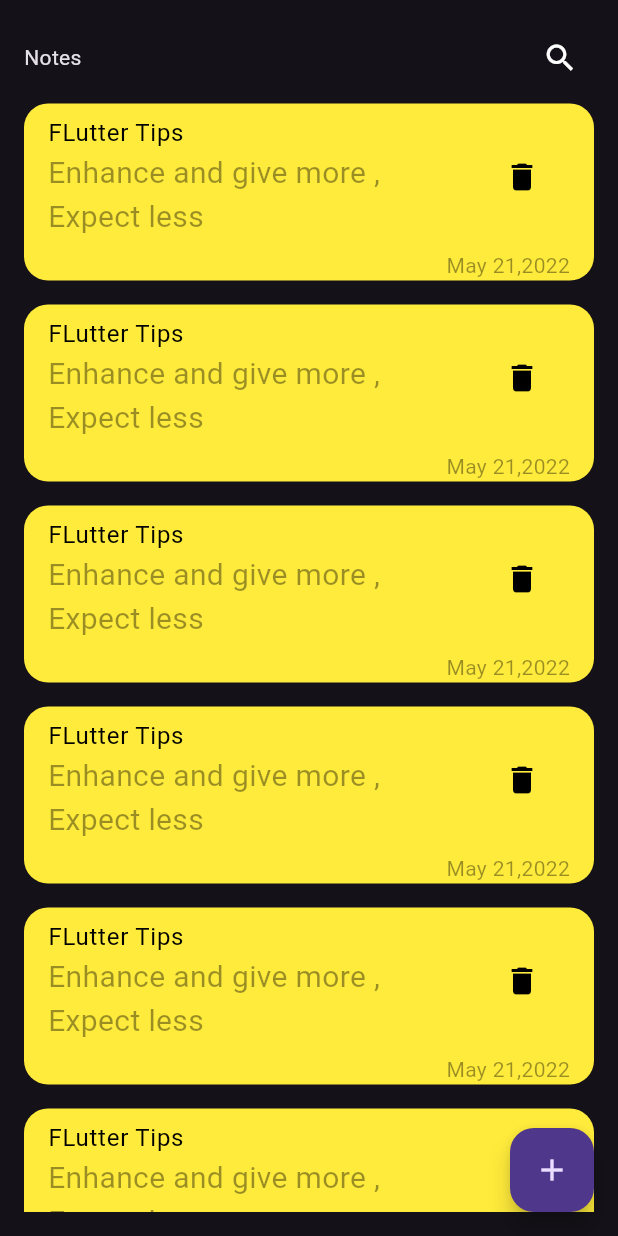
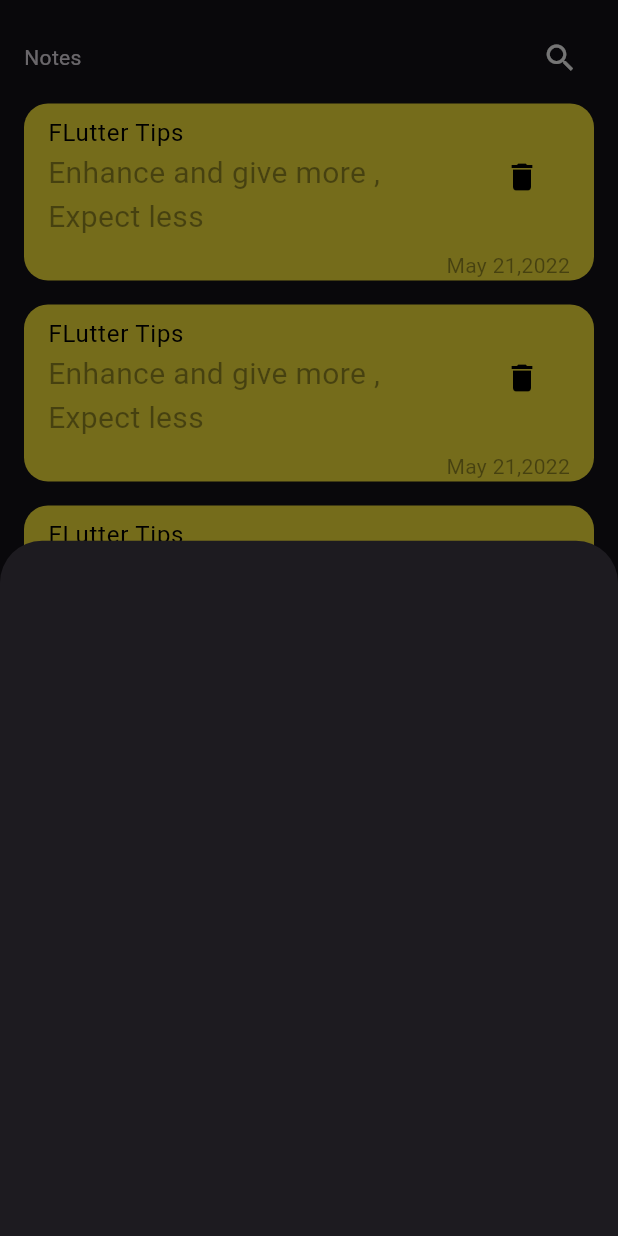
Before and after one commit to Mahmoudali17/Note-App, a Flutter app: the screen it shows after launch, after a tap on the "add" icon, on a phone screen of 412 x 824 dp. Run offline on Flutter 3.47's test engine with Material 3 defaults, Android fonts, the phone set to English and light mode, and no system bars; Roboto replaces fonts that are missing (Poppins).

Commit message:
Add Note Bottom Sheet

```diff
--- a/lib/Views/Home-View.dart
+++ b/lib/Views/Home-View.dart
@@ -1,6 +1,7 @@
 import 'package:flutter/cupertino.dart';
 import 'package:flutter/material.dart';
 import 'package:note_app_test/Widgets/Custom_Note_Item.dart';
+import '../Widgets/Add_Note_Bottom_Sheet.dart';
 import '../Widgets/Custom_App_Bar.dart';
 import '../Widgets/Note_Item_Builder.dart';
 
@@ -8,7 +9,13 @@ class HomeView extends StatelessWidget{
   @override
   Widget build(BuildContext context) {
    return Scaffold(
-     floatingActionButton: FloatingActionButton(onPressed: (){} , child: const Icon(Icons.add),),
+     floatingActionButton: FloatingActionButton(onPressed: (){
+       showModalBottomSheet(context: context, builder: (context){
+         return AddNoteBottomSheet();
+       });
+     } ,
+       child: const Icon(Icons.add),
+     ),
     body:
      Padding(
        padding: const EdgeInsets.all(16),
--- /dev/null
+++ b/lib/Widgets/Add_Note_Bottom_Sheet.dart
@@ -0,0 +1,10 @@
+import 'package:flutter/cupertino.dart';
+
+class AddNoteBottomSheet extends StatelessWidget{
+  @override
+  Widget build(BuildContext context) {
+    return
+      Container()
+    ;
+  }
+}
--- a/lib/Widgets/Note_Item_Builder.dart
+++ b/lib/Widgets/Note_Item_Builder.dart
@@ -6,6 +6,7 @@ class NoteItemBuilder extends StatelessWidget{
   Widget build(BuildContext context) {
     return
       ListView.builder(
+          //padding: EdgeInsets.zero,
           itemBuilder: (context , index) => NoteItem()
       )
     ;
```
